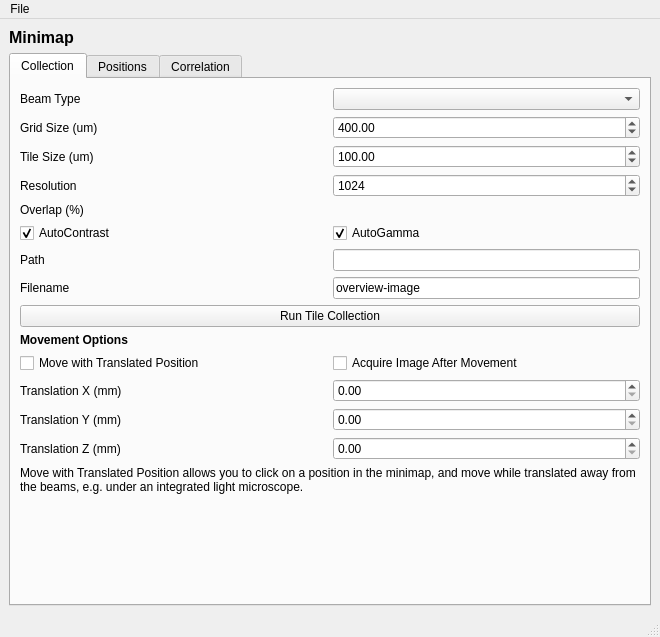
First picture: the form in fibsem/ui/qtdesigner_files/FibsemMinimapWidget.ui, repository DeMarcoLab/fibsem, before the edit.
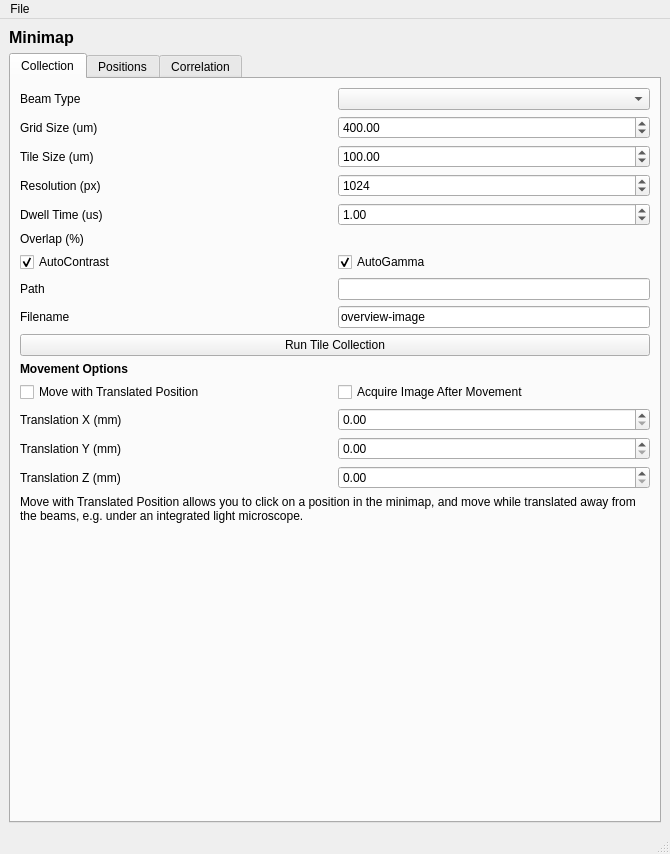
Second picture: the form after the edit.

Patch:
```diff
--- a/fibsem/ui/qtdesigner_files/FibsemMinimapWidget.ui
+++ b/fibsem/ui/qtdesigner_files/FibsemMinimapWidget.ui
@@ -6,8 +6,8 @@
    <rect>
     <x>0</x>
     <y>0</y>
-    <width>660</width>
-    <height>637</height>
+    <width>670</width>
+    <height>854</height>
    </rect>
   </property>
   <property name="windowTitle">
@@ -39,61 +39,49 @@
         <string>Collection</string>
        </attribute>
        <layout class="QGridLayout" name="gridLayout_2">
-        <item row="2" column="1">
-         <widget class="QDoubleSpinBox" name="doubleSpinBox_tile_tile_size">
-          <property name="maximum">
-           <double>100000.000000000000000</double>
-          </property>
-          <property name="value">
-           <double>100.000000000000000</double>
-          </property>
-         </widget>
-        </item>
-        <item row="7" column="0">
-         <widget class="QLabel" name="label_tile_label">
-          <property name="text">
-           <string>Filename</string>
-          </property>
-         </widget>
-        </item>
-        <item row="14" column="1">
-         <widget class="QDoubleSpinBox" name="doubleSpinBox_translation_y"/>
-        </item>
-        <item row="0" column="0">
-         <widget class="QLabel" name="label_tile_beam_type">
-          <property name="text">
-           <string>Beam Type</string>
-          </property>
-         </widget>
-        </item>
-        <item row="9" column="0" colspan="2">
-         <widget class="QPushButton" name="pushButton_run_tile_collection">
-          <property name="text">
-           <string>Run Tile Collection</string>
-          </property>
-         </widget>
-        </item>
-        <item row="13" column="0">
-         <widget class="QLabel" name="label_translation_x">
-          <property name="text">
-           <string>Translation X (mm)</string>
-          </property>
-         </widget>
-        </item>
-        <item row="2" column="0">
-         <widget class="QLabel" name="label_tile_tile_size">
-          <property name="text">
-           <string>Tile Size (um)</string>
-          </property>
-         </widget>
-        </item>
         <item row="3" column="0">
          <widget class="QLabel" name="label_tile_resolution">
           <property name="text">
-           <string>Resolution</string>
+           <string>Resolution (px)</string>
           </property>
          </widget>
         </item>
+        <item row="15" column="1">
+         <widget class="QDoubleSpinBox" name="doubleSpinBox_translation_y"/>
+        </item>
+        <item row="1" column="1">
+         <widget class="QDoubleSpinBox" name="doubleSpinBox_tile_grid_size">
+          <property name="maximum">
+           <double>1000000.000000000000000</double>
+          </property>
+          <property name="value">
+           <double>400.000000000000000</double>
+          </property>
+         </widget>
+        </item>
+        <item row="6" column="0">
+         <widget class="QCheckBox" name="checkBox_tile_autocontrast">
+          <property name="text">
+           <string>AutoContrast</string>
+          </property>
+          <property name="checked">
+           <bool>true</bool>
+          </property>
+         </widget>
+        </item>
+        <item row="18" column="0" colspan="2">
+         <spacer name="verticalSpacer">
+          <property name="orientation">
+           <enum>Qt::Vertical</enum>
+          </property>
+          <property name="sizeHint" stdset="0">
+           <size>
+            <width>20</width>
+            <height>40</height>
+           </size>
+          </property>
+         </spacer>
+        </item>
         <item row="3" column="1">
          <widget class="QSpinBox" name="spinBox_tile_resolution">
           <property name="minimum">
@@ -108,23 +96,58 @@
          </widget>
         </item>
         <item row="15" column="0">
+         <widget class="QLabel" name="label_translation_y">
+          <property name="text">
+           <string>Translation Y (mm)</string>
+          </property>
+         </widget>
+        </item>
+        <item row="1" column="0">
+         <widget class="QLabel" name="label_tile_grid_size">
+          <property name="text">
+           <string>Grid Size (um)</string>
+          </property>
+         </widget>
+        </item>
+        <item row="2" column="0">
+         <widget class="QLabel" name="label_tile_tile_size">
+          <property name="text">
+           <string>Tile Size (um)</string>
+          </property>
+         </widget>
+        </item>
+        <item row="2" column="1">
+         <widget class="QDoubleSpinBox" name="doubleSpinBox_tile_tile_size">
+          <property name="maximum">
+           <double>100000.000000000000000</double>
+          </property>
+          <property name="value">
+           <double>100.000000000000000</double>
+          </property>
+         </widget>
+        </item>
+        <item row="10" column="0" colspan="2">
+         <widget class="QPushButton" name="pushButton_run_tile_collection">
+          <property name="text">
+           <string>Run Tile Collection</string>
+          </property>
+         </widget>
+        </item>
+        <item row="16" column="0">
          <widget class="QLabel" name="label_translation_z">
           <property name="text">
            <string>Translation Z (mm)</string>
           </property>
          </widget>
         </item>
-        <item row="5" column="1">
-         <widget class="QCheckBox" name="checkBox_tile_autogamma">
+        <item row="7" column="0">
+         <widget class="QLabel" name="label_tile_path">
           <property name="text">
-           <string>AutoGamma</string>
-          </property>
-          <property name="checked">
-           <bool>true</bool>
+           <string>Path</string>
           </property>
          </widget>
         </item>
-        <item row="6" column="1">
+        <item row="7" column="1">
          <widget class="QLineEdit" name="lineEdit_tile_path">
           <property name="sizePolicy">
            <sizepolicy hsizetype="Minimum" vsizetype="Fixed">
@@ -134,8 +157,8 @@
           </property>
          </widget>
         </item>
-        <item row="7" column="1">
-         <widget class="QLineEdit" name="lineEdit_tile_label">
+        <item row="8" column="1">
+         <widget class="QLineEdit" name="lineEdit_tile_filename">
           <property name="sizePolicy">
            <sizepolicy hsizetype="Minimum" vsizetype="Fixed">
             <horstretch>0</horstretch>
@@ -147,104 +170,61 @@
           </property>
          </widget>
         </item>
-        <item row="17" column="0" colspan="2">
-         <spacer name="verticalSpacer">
-          <property name="orientation">
-           <enum>Qt::Vertical</enum>
-          </property>
-          <property name="sizeHint" stdset="0">
-           <size>
-            <width>20</width>
-            <height>40</height>
-           </size>
-          </property>
-         </spacer>
-        </item>
-        <item row="13" column="1">
+        <item row="14" column="1">
          <widget class="QDoubleSpinBox" name="doubleSpinBox_translation_x"/>
         </item>
-        <item row="4" column="0">
-         <widget class="QLabel" name="label_tile_overlap">
-          <property name="text">
-           <string>Overlap (%)</string>
-          </property>
-         </widget>
-        </item>
-        <item row="15" column="1">
-         <widget class="QDoubleSpinBox" name="doubleSpinBox_translation_z"/>
-        </item>
-        <item row="1" column="1">
-         <widget class="QDoubleSpinBox" name="doubleSpinBox_tile_grid_size">
-          <property name="maximum">
-           <double>1000000.000000000000000</double>
-          </property>
-          <property name="value">
-           <double>400.000000000000000</double>
-          </property>
-         </widget>
-        </item>
-        <item row="5" column="0">
-         <widget class="QCheckBox" name="checkBox_tile_autocontrast">
-          <property name="text">
-           <string>AutoContrast</string>
-          </property>
-          <property name="checked">
-           <bool>true</bool>
-          </property>
-         </widget>
-        </item>
         <item row="0" column="1">
          <widget class="QComboBox" name="comboBox_tile_beam_type"/>
         </item>
-        <item row="12" column="0">
+        <item row="14" column="0">
+         <widget class="QLabel" name="label_translation_x">
+          <property name="text">
+           <string>Translation X (mm)</string>
+          </property>
+         </widget>
+        </item>
+        <item row="8" column="0">
+         <widget class="QLabel" name="label_tile_filename">
+          <property name="text">
+           <string>Filename</string>
+          </property>
+         </widget>
+        </item>
+        <item row="13" column="0">
          <widget class="QCheckBox" name="checkBox_options_move_with_translation">
           <property name="text">
            <string>Move with Translated Position</string>
           </property>
          </widget>
         </item>
-        <item row="14" column="0">
-         <widget class="QLabel" name="label_translation_y">
+        <item row="6" column="1">
+         <widget class="QCheckBox" name="checkBox_tile_autogamma">
           <property name="text">
-           <string>Translation Y (mm)</string>
+           <string>AutoGamma</string>
           </property>
-         </widget>
-        </item>
-        <item row="10" column="0" colspan="2">
-         <widget class="QLabel" name="label_options_header">
-          <property name="font">
-           <font>
-            <weight>75</weight>
-            <bold>true</bold>
-           </font>
+          <property name="checked">
+           <bool>true</bool>
           </property>
-          <property name="text">
-           <string>Movement Options</string>
-          </property>
          </widget>
         </item>
-        <item row="12" column="1">
+        <item row="13" column="1">
          <widget class="QCheckBox" name="checkBox_options_acquire_after_movement">
           <property name="text">
            <string>Acquire Image After Movement</string>
           </property>
          </widget>
         </item>
-        <item row="1" column="0">
-         <widget class="QLabel" name="label_tile_grid_size">
+        <item row="5" column="0">
+         <widget class="QLabel" name="label_tile_overlap">
           <property name="text">
-           <string>Grid Size (um)</string>
+           <string>Overlap (%)</string>
           </property>
          </widget>
         </item>
-        <item row="6" column="0">
-         <widget class="QLabel" name="label_tile_path">
-          <property name="text">
-           <string>Path</string>
-          </property>
-         </widget>
+        <item row="16" column="1">
+         <widget class="QDoubleSpinBox" name="doubleSpinBox_translation_z"/>
         </item>
-        <item row="16" column="0" colspan="2">
+        <item row="17" column="0" colspan="2">
          <widget class="QLabel" name="label_options_move_with_translate_info">
           <property name="text">
            <string>Move with Translated Position allows you to click on a position in the minimap, and move while translated away from the beams, e.g. under an integrated light microscope.</string>
@@ -257,6 +237,43 @@
           </property>
          </widget>
         </item>
+        <item row="0" column="0">
+         <widget class="QLabel" name="label_tile_beam_type">
+          <property name="text">
+           <string>Beam Type</string>
+          </property>
+         </widget>
+        </item>
+        <item row="11" column="0" colspan="2">
+         <widget class="QLabel" name="label_options_header">
+          <property name="font">
+           <font>
+            <weight>75</weight>
+            <bold>true</bold>
+           </font>
+          </property>
+          <property name="text">
+           <string>Movement Options</string>
+          </property>
+         </widget>
+        </item>
+        <item row="4" column="0">
+         <widget class="QLabel" name="label_tile_dwell_time">
+          <property name="text">
+           <string>Dwell Time (us)</string>
+          </property>
+         </widget>
+        </item>
+        <item row="4" column="1">
+         <widget class="QDoubleSpinBox" name="doubleSpinBox_tile_dwell_time">
+          <property name="maximum">
+           <double>100.000000000000000</double>
+          </property>
+          <property name="value">
+           <double>1.000000000000000</double>
+          </property>
+         </widget>
+        </item>
        </layout>
       </widget>
       <widget class="QWidget" name="tab_4">
@@ -543,8 +560,8 @@
     <rect>
      <x>0</x>
      <y>0</y>
-     <width>660</width>
-     <height>21</height>
+     <width>670</width>
+     <height>22</height>
     </rect>
    </property>
    <widget class="QMenu" name="menuFile">
```
